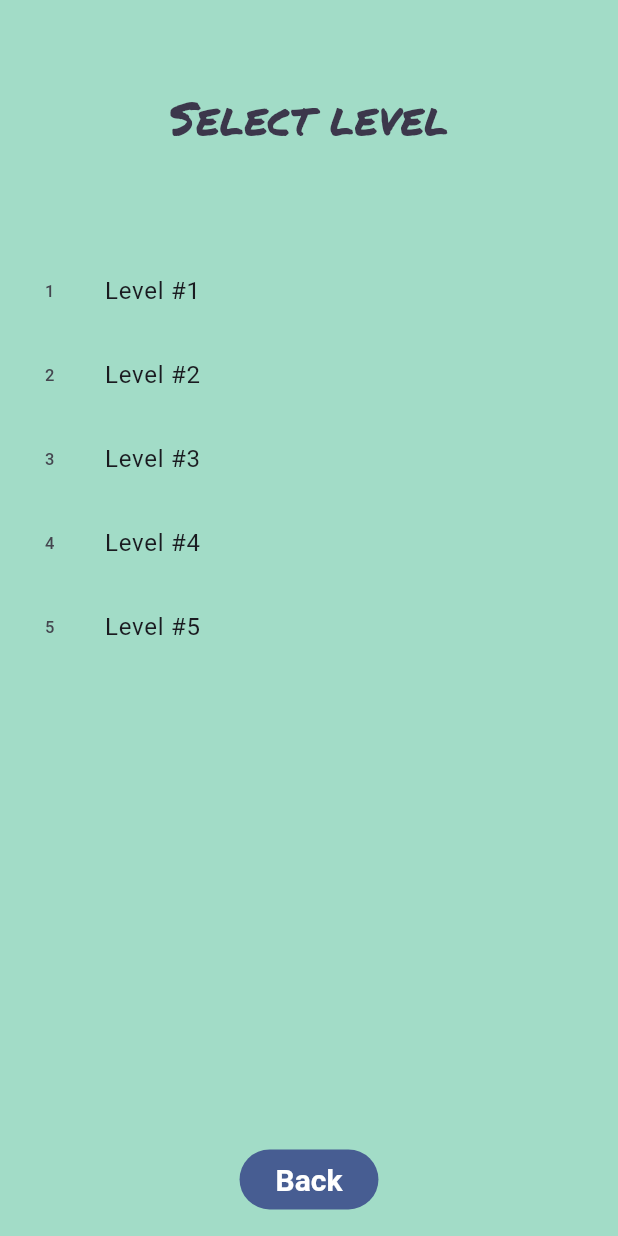
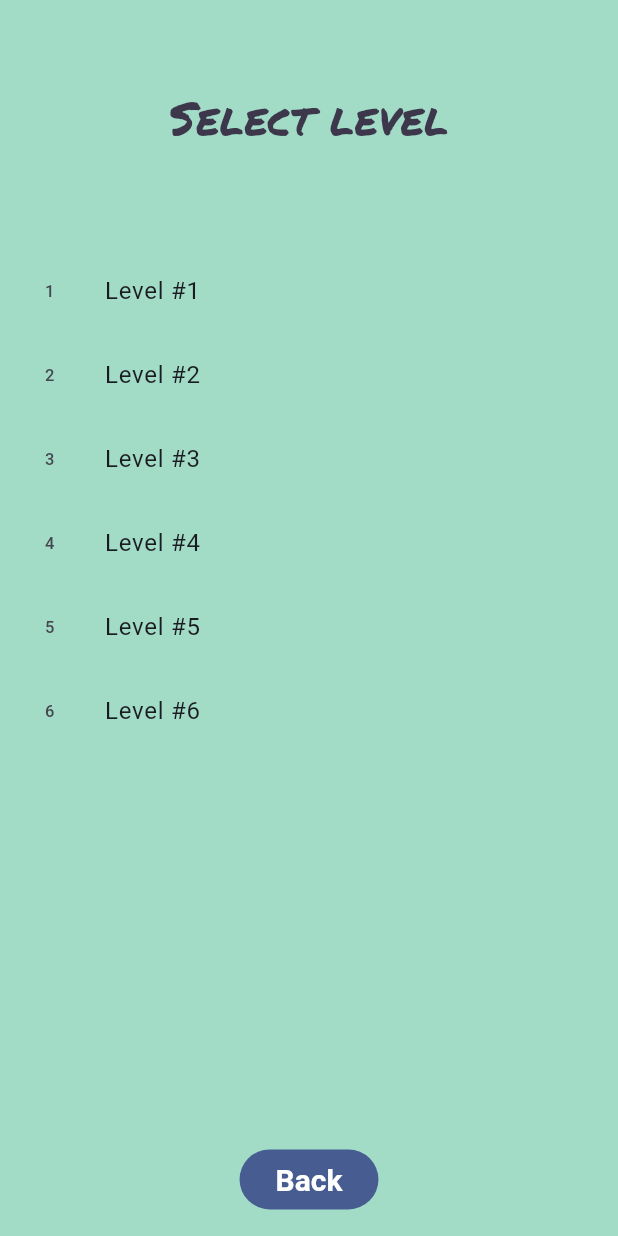
Before and after one commit to monsterbrain/flutter-activities-demo, a Flutter app: the LevelSelectionScreen screen opened by its route, on a phone screen of 412 x 824 dp. Run offline on Flutter 3.47's test engine with Material 3 defaults, Android fonts, the light colour scheme and no system bars; our stand-ins replace audioplayers, firebase_core, firebase_remote_config, go_router, shared_preferences; missing offline and left inert: tracing_game; accounts and stored records are empty.

Commit message:
feat: Add tracing game

```diff
--- a/lib/level_selection/levels.dart
+++ b/lib/level_selection/levels.dart
@@ -8,6 +8,7 @@ enum LevelType {
   coloring,
   matching,
   prayerSequence, // New level type
+  tracing,
 }
 
 const gameLevels = [
@@ -45,6 +46,12 @@ const gameLevels = [
     achievementIdIOS: 'finished',
     achievementIdAndroid: 'CdfIhE96aspNWLGSQg',
   ),
+  GameLevel(
+    number: 6,
+    difficulty: 2,
+    type: LevelType.tracing,
+    name: 'Letter Tracing',
+  ),
 ];
 
 class GameLevel {
--- a/lib/play_session/play_session_screen.dart
+++ b/lib/play_session/play_session_screen.dart
@@ -24,6 +24,7 @@ import 'game_widget.dart';
 import 'guess_and_flip_game.dart';
 import 'matching_game.dart';
 import 'prayer_sequence_game.dart';
+import 'tracing_game.dart';
 
 class PlaySessionScreen extends StatefulWidget {
   final GameLevel level;
@@ -76,6 +77,7 @@ class _PlaySessionScreenState extends State<PlaySessionScreen> {
                 LevelType.coloring => const ColoringGame(),
                 LevelType.matching => const Center(child: MatchingGame()),
                 LevelType.prayerSequence => const Center(child: PrayerSequenceGame()),
+                LevelType.tracing => const Center(child: TracingGameScreen()),
               },
               Column(
                 mainAxisAlignment: MainAxisAlignment.spaceBetween,
--- a/pubspec.yaml
+++ b/pubspec.yaml
@@ -20,6 +20,7 @@ dependencies:
   shared_preferences: ^2.2.3
   firebase_core: ^4.2.1
   firebase_remote_config: ^6.1.1
+  tracing_game: ^0.0.4+1
 
 dev_dependencies:
   flutter_lints: ^6.0.0
```
Also changed, not shown: lib/play_session/tracing_game.dart (added, +41 -0 lines).
